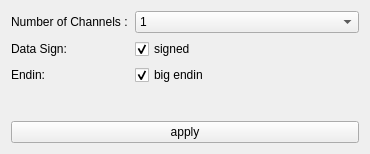
Old version of the form visualization/GUI/signal/signalinformationui.ui in the repository sepehrgh98/PyCoolEdit.
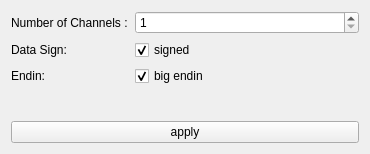
New version of the form.

The edit to the form file:
```diff
--- a/visualization/GUI/signal/signalinformationui.ui
+++ b/visualization/GUI/signal/signalinformationui.ui
@@ -39,20 +39,6 @@
         </property>
        </widget>
       </item>
-      <item row="1" column="1">
-       <widget class="QComboBox" name="channelNumberComboBox">
-        <item>
-         <property name="text">
-          <string>1</string>
-         </property>
-        </item>
-        <item>
-         <property name="text">
-          <string>2</string>
-         </property>
-        </item>
-       </widget>
-      </item>
       <item row="3" column="0">
        <widget class="QLabel" name="label_2">
         <property name="text">
@@ -87,6 +73,16 @@
         </property>
        </widget>
       </item>
+      <item row="1" column="1">
+       <widget class="QSpinBox" name="channelNumberSpinBox">
+        <property name="minimum">
+         <number>1</number>
+        </property>
+        <property name="maximum">
+         <number>10000</number>
+        </property>
+       </widget>
+      </item>
      </layout>
     </widget>
    </item>
```
